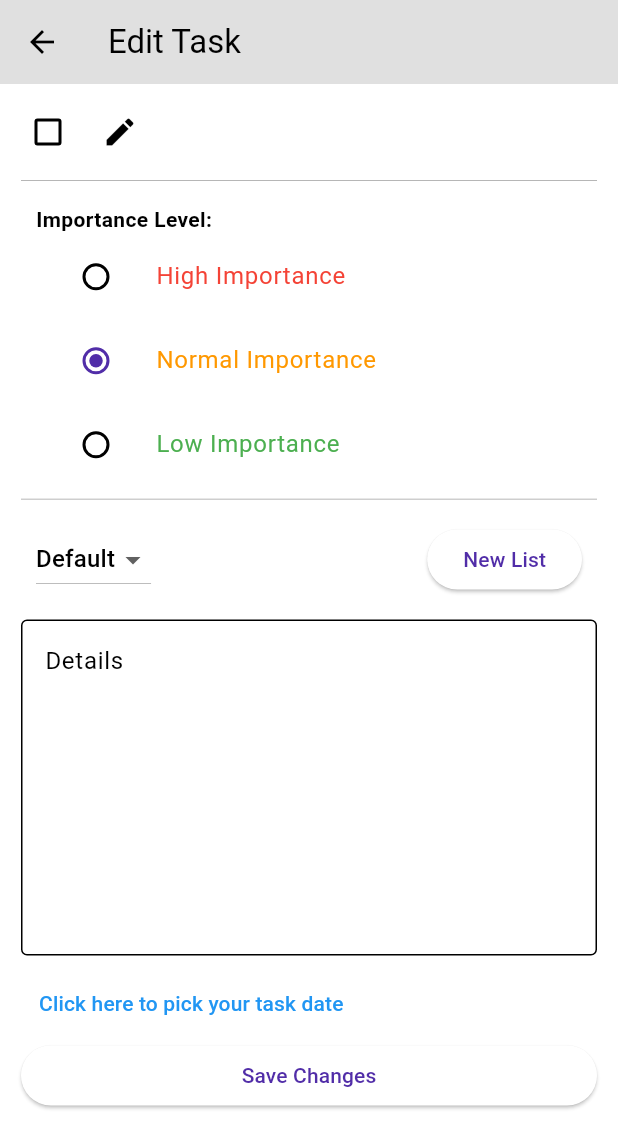
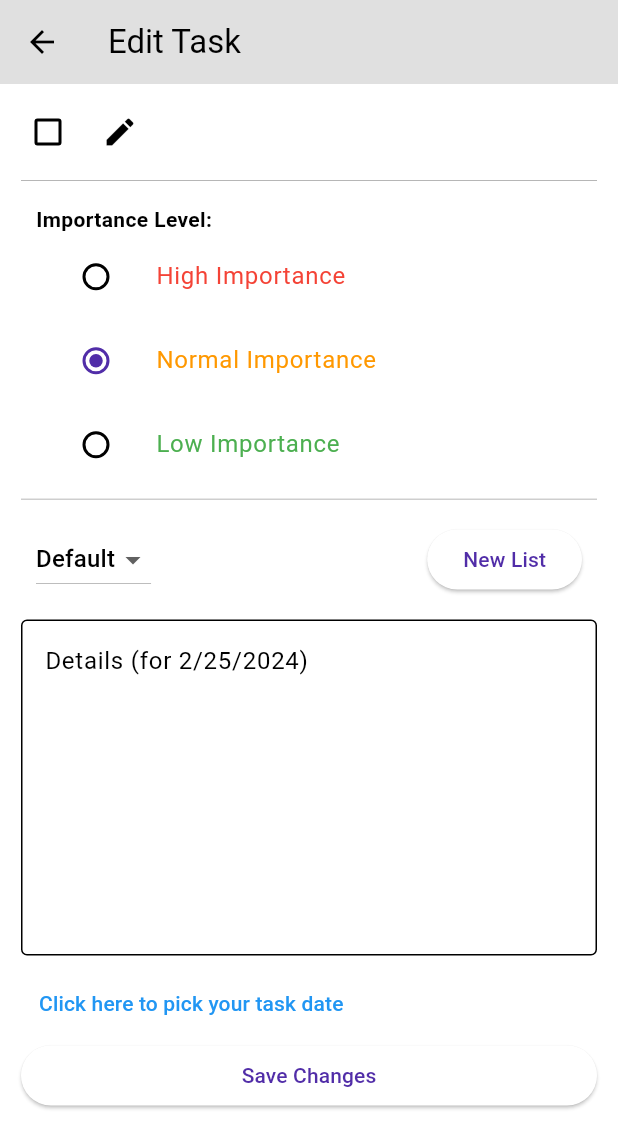
Before and after one commit to ParsaNasekhi/Task-Manager, a Flutter app: the EditPage screen opened directly with empty values, on a phone screen of 412 x 824 dp. Shown: the top 1148 px of the screen. Run offline on Flutter 3.47's test engine with Material 3 defaults, Android fonts, the phone set to English and light mode, and no system bars; our stand-ins replace flutter_datetime_picker_bdaya, hive_flutter, shimmer; accounts and stored records are empty.

Commit message:
display the task date in a details of edit page

```diff
--- a/lib/screens/home/edit_page.dart
+++ b/lib/screens/home/edit_page.dart
@@ -308,9 +308,9 @@ class _EditPageState extends State<EditPage> {
                 child: TextField(
                   controller: _taskDetailsController,
                   maxLines: 8,
-                  decoration: const InputDecoration(
+                  decoration: InputDecoration(
                     alignLabelWithHint: true,
-                    labelText: "Details",
+                    labelText: "Details (for ${_helperTask.dateTime.month}/${_helperTask.dateTime.day}/${_helperTask.dateTime.year})",
                     labelStyle: TextStyle(),
                     border: OutlineInputBorder(),
                   ),
@@ -329,8 +329,10 @@ class _EditPageState extends State<EditPage> {
                                   showTitleActions: true,
                                   minTime: DateTime(2024, 1, 1),
                                   maxTime: DateTime(2124, 1, 1), onConfirm: (date) {
-                                _helperTask.dateTime = date;
-                              }, currentTime: _task.dateTime, locale: LocaleType.en);
+                                setState(() {
+                                  _helperTask.dateTime = date;
+                                });
+                              }, currentTime: _helperTask.dateTime, locale: LocaleType.en);
                             },
                             child: const Text(
                               'Click here to pick your task date',
```
